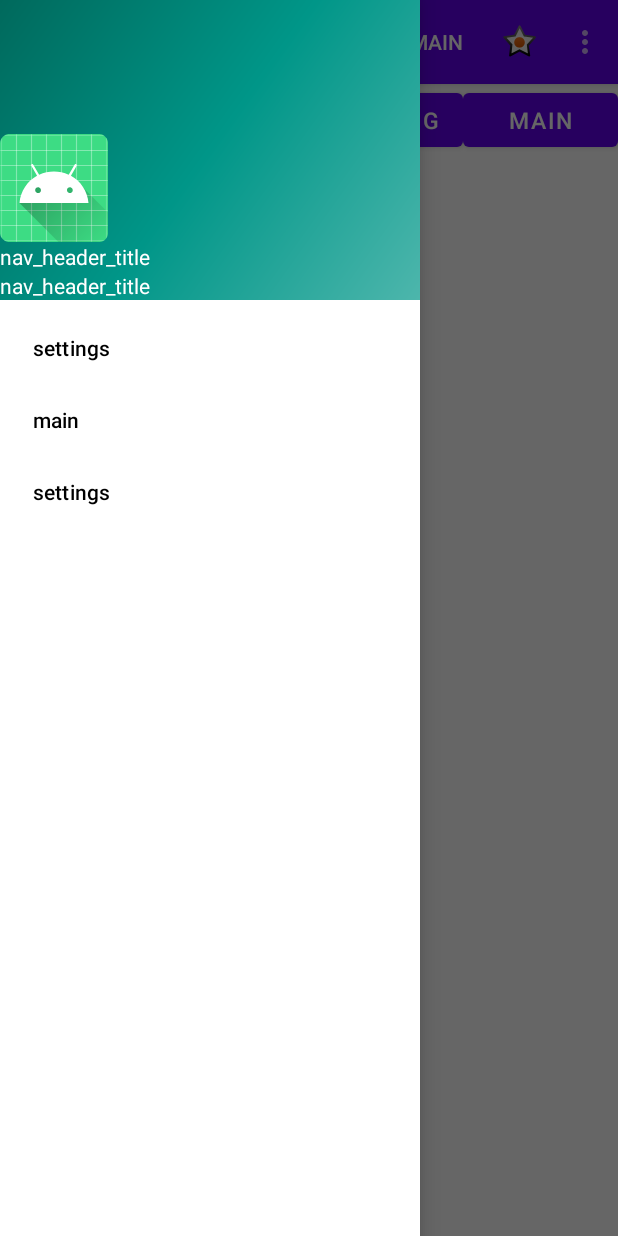
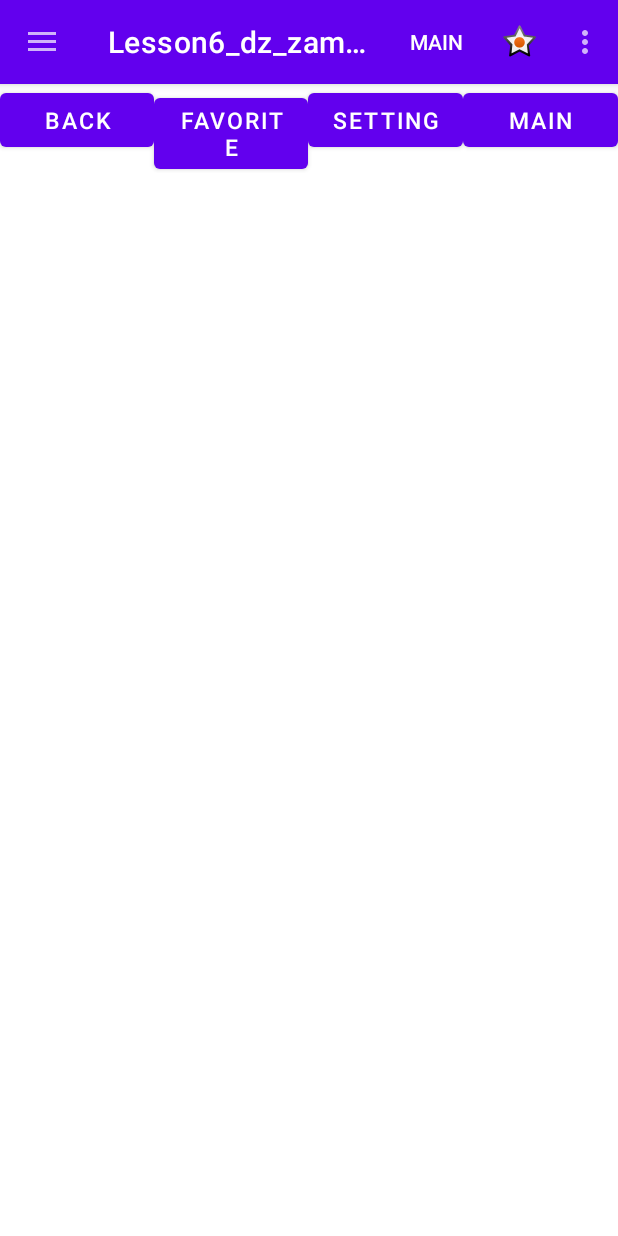
Before and after one commit to NatNef/Lesson6_dz_zametki, an Android app: the screen it shows after launch (MainActivity), in the side drawer, after a tap on "main", on a phone screen of 412 x 824 dp. Run offline under Robolectric (Android 15) with nearby library versions, the phone set to English and light mode, and no system bars.

Commit message:
Дз 7 готово

```diff
--- a/app/src/main/java/keyone/keytwo/lesson6_dz_zametki/MainActivity.java
+++ b/app/src/main/java/keyone/keytwo/lesson6_dz_zametki/MainActivity.java
@@ -49,7 +49,7 @@ public class  MainActivity extends AppCompatActivity implements View.OnClickList
     }
 
     private void initDrawer(Toolbar toolbar) {
-        DrawerLayout drawerLayout = findViewById(R.id.nav_view);
+       DrawerLayout drawerLayout = findViewById(R.id.draver_layout);
 
         // связываем 2 меню по клику на бургер выезжает
         ActionBarDrawerToggle actionBarDrawerToggle = new ActionBarDrawerToggle(this,
@@ -57,7 +57,7 @@ public class  MainActivity extends AppCompatActivity implements View.OnClickList
         drawerLayout.addDrawerListener(actionBarDrawerToggle);
         actionBarDrawerToggle.syncState();
 
-
+// обработка навигационного меню
         NavigationView navigationView = findViewById(R.id.nav_view);
         navigationView.setNavigationItemSelectedListener(new NavigationView.OnNavigationItemSelectedListener() {
             @Override
--- a/app/src/main/res/layout/activity_settings.xml
+++ b/app/src/main/res/layout/activity_settings.xml
@@ -1,5 +1,6 @@
 <?xml version="1.0" encoding="utf-8"?>
-<androidx.drawerlayout.widget.DrawerLayout xmlns:android="http://schemas.android.com/apk/res/android"
+<androidx.drawerlayout.widget.DrawerLayout
+    xmlns:android="http://schemas.android.com/apk/res/android"
     android:layout_width="match_parent"
     android:layout_height="match_parent"
     android:id="@+id/draver_layout"
--- a/app/src/main/res/layout/content_setting.xml
+++ b/app/src/main/res/layout/content_setting.xml
@@ -23,7 +23,7 @@
             android:layout_weight="1"
             android:layout_width="0dp"
             android:textSize="@dimen/textSize_button"
-            android:text="@string/favorite_screen"
+            android:text="@string/favorite"
             android:layout_height="wrap_content"/>
         <Button
             android:id="@+id/buttonSetting"
--- a/app/src/main/res/values/strings.xml
+++ b/app/src/main/res/values/strings.xml
@@ -2,7 +2,6 @@
     <string name="app_name">Lesson6_dz_zametki</string>
     <string name="back">BACK</string>
     <string name="main_screen">main</string>
-    <string name="favorite_screen">favorite_screen</string>
     <string name="setting">setting</string>
     <!-- TODO: Remove or change this placeholder text -->
     <string name="hello_blank_fragment">Hello blank fragment</string>
@@ -13,4 +12,6 @@
     <string name="backasremove">BackAsRemove</string>
     <string name="deletebeforeadd">DeleteBeforeAdd</string>
     <string name="settings">settings</string>
+    <string name="favorite">favorite</string>
+    <string name="favorite_screen">favorite_screen</string>
 </resources>
```
